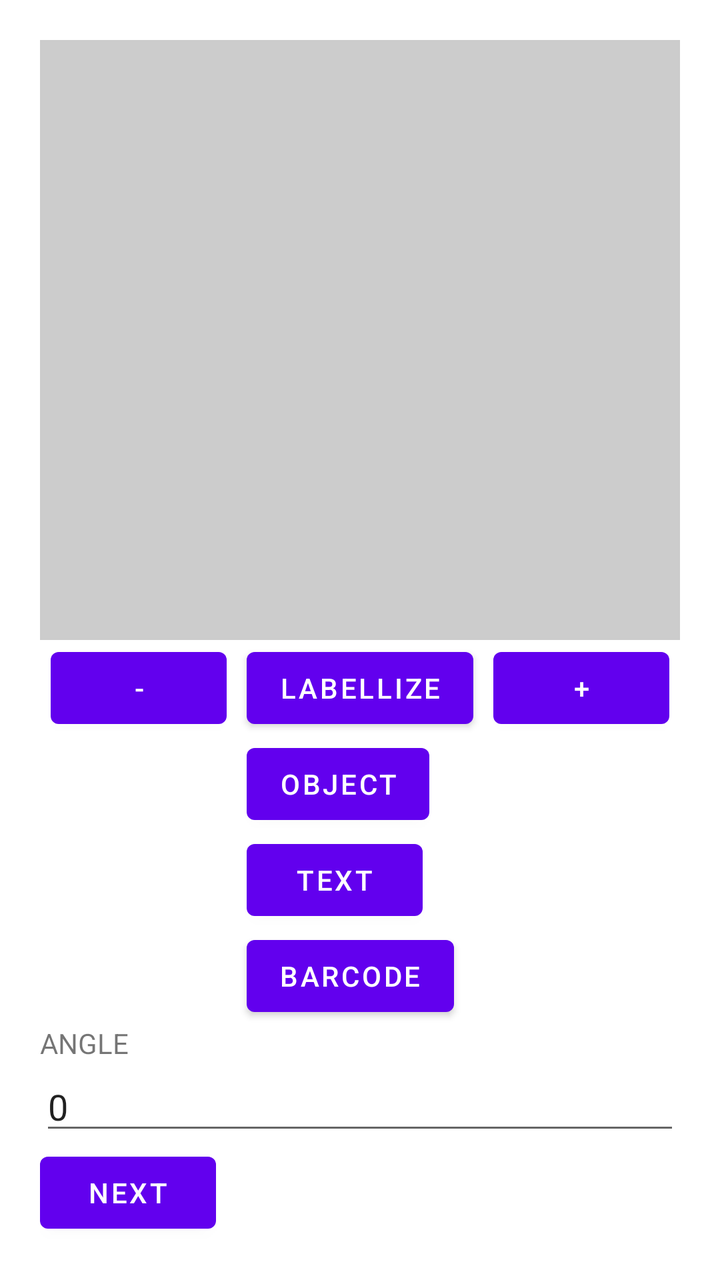
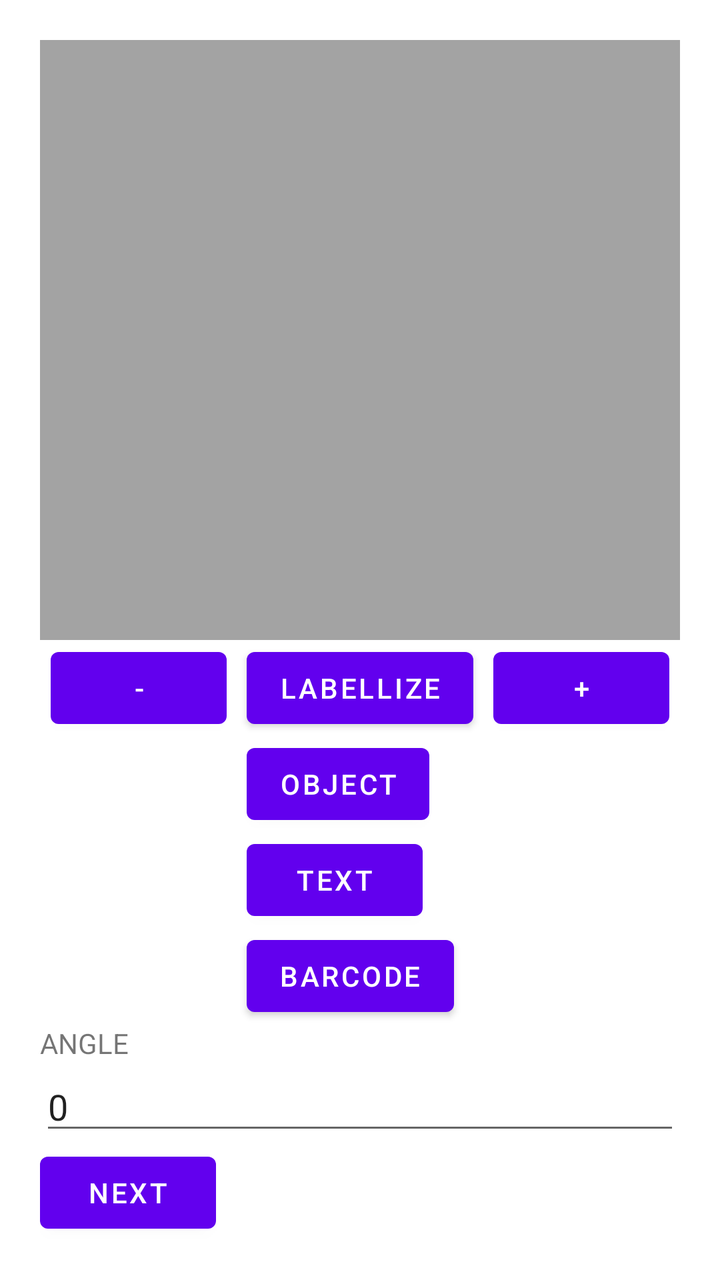

Screens rendered from an Android XML layout before and after an edit, with the pre-edit source and the edit as a unified diff.
<!-- AndroidManifest.xml: application theme Theme.PrimofoodProto -->
<!-- res/layout/fragment_first.xml -->
<?xml version="1.0" encoding="utf-8"?>
<LinearLayout xmlns:android="http://schemas.android.com/apk/res/android"
    xmlns:app="http://schemas.android.com/apk/res-auto"
    xmlns:tools="http://schemas.android.com/tools"
    android:layout_width="match_parent"
    android:orientation="vertical"
    android:padding="20dp"
    android:layout_height="match_parent"
    tools:context=".FirstFragment">

    <androidx.appcompat.widget.AppCompatImageView
        android:id="@+id/picturePreview"
        android:layout_width="match_parent"
        android:scaleType="fitCenter"
        android:background="#33000000"
        android:layout_gravity="center_horizontal"
        android:layout_height="300dp" />

    <LinearLayout
        android:layout_width="wrap_content"
        android:layout_gravity="center_horizontal"
        android:layout_height="wrap_content"
        android:orientation="horizontal">

        <Button
            android:id="@+id/previouspicture"
            android:text="-"
            android:layout_width="wrap_content"
            android:layout_height="wrap_content" />

        <LinearLayout
            android:layout_width="wrap_content"
            android:layout_height="wrap_content"
            android:orientation="vertical">

            <Button
                android:id="@+id/labellize"
                android:text="Labellize"
                android:layout_marginStart="10dp"
                android:layout_marginEnd="10dp"
                android:layout_width="wrap_content"
                android:layout_height="wrap_content" />

            <Button
                android:id="@+id/recognize"
                android:text="Object"
                android:layout_marginStart="10dp"
                android:layout_marginEnd="10dp"
                android:layout_width="wrap_content"
                android:layout_height="wrap_content" />

            <Button
                android:id="@+id/textrecognition"
                android:text="TEXT"
                android:layout_marginStart="10dp"
                android:layout_marginEnd="10dp"
                android:layout_width="wrap_content"
                android:layout_height="wrap_content" />

            <Button
                android:id="@+id/barCode"
                android:text="BARCODE"
                android:layout_marginStart="10dp"
                android:layout_marginEnd="10dp"
                android:layout_width="wrap_content"
                android:layout_height="wrap_content" />

        </LinearLayout>

        <Button
            android:id="@+id/nextpicture"
            android:text="+"
            android:layout_width="wrap_content"
            android:layout_height="wrap_content" />

    </LinearLayout>

    <TextView
        android:layout_width="wrap_content"
        android:layout_height="wrap_content"
        android:text="ANGLE" />

    <EditText
        android:id="@+id/angle"
        android:layout_width="match_parent"
        android:layout_height="wrap_content"
        android:inputType="numberSigned"
        android:text="0"/>

    <View
        android:layout_width="match_parent"
        android:layout_height="0dp"
        android:layout_weight="1" />

    <Button
        android:id="@+id/button_first"
        android:layout_width="wrap_content"
        android:layout_height="wrap_content"
        android:text="@string/next" />
</LinearLayout>
<!-- resources referenced by this layout -->
<resources>
  <string name="next">Next</string>
  <style name="Theme.PrimofoodProto" parent="Theme.MaterialComponents.DayNight.DarkActionBar">
          
          <item name="colorPrimary">@color/purple_500</item>
          <item name="colorPrimaryVariant">@color/purple_700</item>
          <item name="colorOnPrimary">@color/white</item>
          
          <item name="colorSecondary">@color/teal_200</item>
          <item name="colorSecondaryVariant">@color/teal_700</item>
          <item name="colorOnSecondary">@color/black</item>
          
          <item name="android:statusBarColor" tools:targetApi="l">?attr/colorPrimaryVariant</item>
          
      </style>
  <color name="purple_500">#FF6200EE</color>
  <color name="purple_700">#FF3700B3</color>
  <color name="white">#FFFFFFFF</color>
  <color name="teal_200">#FF03DAC5</color>
  <color name="teal_700">#FF018786</color>
  <color name="black">#FF000000</color>
</resources>

<!-- the commit's change to res/layout/fragment_first.xml (unified diff, before → after) -->
@@ -8,13 +8,25 @@
     android:layout_height="match_parent"
     tools:context=".FirstFragment">
 
-    <androidx.appcompat.widget.AppCompatImageView
-        android:id="@+id/picturePreview"
+    <RelativeLayout
         android:layout_width="match_parent"
-        android:scaleType="fitCenter"
-        android:background="#33000000"
-        android:layout_gravity="center_horizontal"
-        android:layout_height="300dp" />
+        android:layout_height="300dp">
+
+        <androidx.appcompat.widget.AppCompatImageView
+            android:id="@+id/picturePreview"
+            android:layout_width="match_parent"
+            android:scaleType="fitCenter"
+            android:background="#33000000"
+            android:layout_height="match_parent" />
+
+        <androidx.appcompat.widget.AppCompatImageView
+            android:id="@+id/pictureOverlay"
+            android:layout_width="match_parent"
+            android:scaleType="fitCenter"
+            android:background="#33000000"
+            android:layout_height="match_parent" />
+
+    </RelativeLayout>
 
     <LinearLayout
         android:layout_width="wrap_content"
